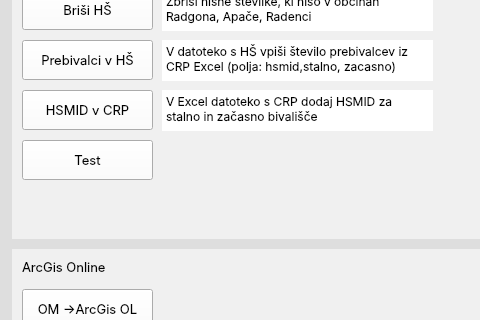
First picture: the form in form.ui, repository andrejdimec/pyKat, before the edit; both pictures show x 0 to 480 and y 242 to 562 of the 1146 by 908 pixel window.
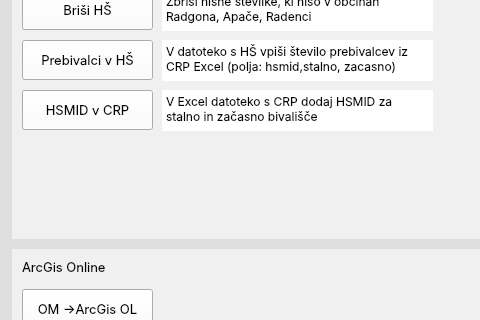
Second picture: the form after the edit.

Patch:
```diff
--- a/form.ui
+++ b/form.ui
@@ -526,25 +526,6 @@
               <string>HSMID v CRP</string>
              </property>
             </widget>
-            <widget class="QPushButton" name="btn_test">
-             <property name="geometry">
-              <rect>
-               <x>10</x>
-               <y>340</y>
-               <width>131</width>
-               <height>40</height>
-              </rect>
-             </property>
-             <property name="minimumSize">
-              <size>
-               <width>100</width>
-               <height>40</height>
-              </size>
-             </property>
-             <property name="text">
-              <string>Test</string>
-             </property>
-            </widget>
            </widget>
           </item>
           <item>
```
